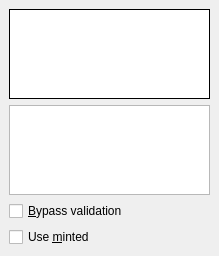
This is src/frontends/qt4/ui/ListingsSettingsUi.ui in cburschka/lyx as Qt 5 draws it before an edit. The edited form follows.
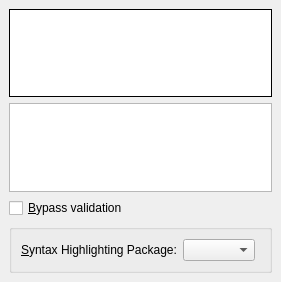
This is the edited form.

Commit message: Use a combo box instead of a check box for selecting the listings package

Diff of the .ui file:
```diff
--- a/src/frontends/qt4/ui/ListingsSettingsUi.ui
+++ b/src/frontends/qt4/ui/ListingsSettingsUi.ui
@@ -5,8 +5,8 @@
    <rect>
     <x>0</x>
     <y>0</y>
-    <width>219</width>
-    <height>256</height>
+    <width>281</width>
+    <height>282</height>
    </rect>
   </property>
   <property name="windowTitle">
@@ -73,16 +73,6 @@
      </property>
     </widget>
    </item>
-   <item row="3" column="0">
-    <widget class="QCheckBox" name="mintedCB">
-     <property name="toolTip">
-      <string>Use the minted package instead of the listings one</string>
-     </property>
-     <property name="text">
-      <string>Use &amp;minted</string>
-     </property>
-    </widget>
-   </item>
    <item row="2" column="0">
     <widget class="QCheckBox" name="bypassCB">
      <property name="toolTip">
@@ -93,6 +83,41 @@
      </property>
     </widget>
    </item>
+   <item row="3" column="0" rowspan="2">
+    <widget class="QGroupBox" name="packageGB">
+     <layout class="QHBoxLayout" name="horizontalLayout">
+      <item>
+       <widget class="QLabel" name="packageLBL">
+        <property name="toolTip">
+         <string>Choose the LaTeX package for code syntax highlighting</string>
+        </property>
+        <property name="text">
+         <string>&amp;Syntax Highlighting Package:</string>
+        </property>
+        <property name="buddy">
+         <cstring>packageCO</cstring>
+        </property>
+       </widget>
+      </item>
+      <item>
+       <widget class="QComboBox" name="packageCO"/>
+      </item>
+      <item>
+       <spacer name="horizontalSpacer">
+        <property name="orientation">
+         <enum>Qt::Horizontal</enum>
+        </property>
+        <property name="sizeHint" stdset="0">
+         <size>
+          <width>40</width>
+          <height>20</height>
+         </size>
+        </property>
+       </spacer>
+      </item>
+     </layout>
+    </widget>
+   </item>
   </layout>
  </widget>
  <includes>
```
The commit also changes 7 other files.
